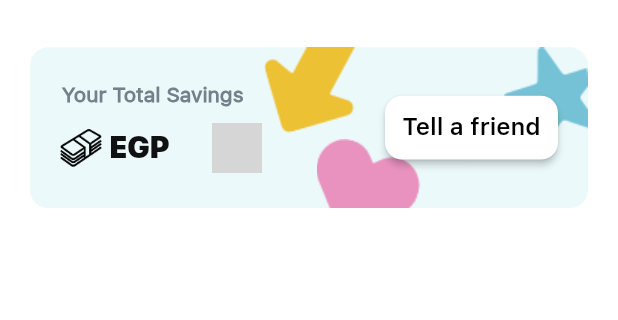
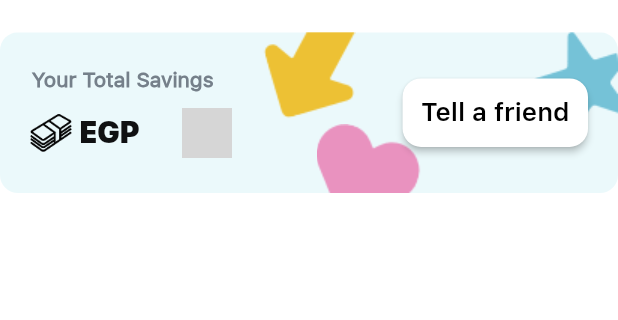
Before and after one commit to AbdelrahmanMagdy84/bulx_task_app, a Flutter app: the screen it shows after launch, on a phone screen of 412 x 824 dp, the part 116-436 px from its top. Run offline on Flutter 3.47's test engine with Material 2 defaults, Android fonts, the phone set to English and light mode, and no system bars; our stand-ins replace bloc, confetti, flutter_bloc, sizer, visibility_detector; missing offline and left inert: mccounting_text; grey boxes are pictures that could not be loaded.

Commit message:
refactoring widgets

```diff
--- /dev/null
+++ b/lib/widgets/savings/savings_button.dart
@@ -0,0 +1,23 @@
+import 'package:flutter/material.dart';
+
+class SavingsButton extends StatelessWidget {
+  const SavingsButton({Key? key}) : super(key: key);
+
+  @override
+  Widget build(BuildContext context) {
+    return ElevatedButton(
+      onPressed: () {},
+      child: const Text(
+        "Tell a friend",
+        style: TextStyle(fontFamily: "SFProText-Semibold", color: Colors.black),
+      ),
+      style: ElevatedButton.styleFrom(
+        primary: Colors.white,
+        padding: const EdgeInsets.all(10),
+        shape: RoundedRectangleBorder(
+          borderRadius: BorderRadius.circular(10),
+        ),
+      ),
+    );
+  }
+}
--- a/lib/widgets/savings/savings_card.dart
+++ b/lib/widgets/savings/savings_card.dart
@@ -1,114 +1,18 @@
+import 'package:bulx_task_app/widgets/savings/savings_stack.dart';
 import 'package:flutter/material.dart';
 import 'package:sizer/sizer.dart';
-
 import '../../helpers/orientation_function.dart';
-import '../shared/best_image_size.dart';
-import 'confetti_widget.dart';
-import 'savings_money_widget.dart';
 
 class SavingsCard extends StatelessWidget {
-
   @override
   Widget build(BuildContext context) {
     return Container(
       height: isPortrait(context) ? 13.h : 25.w,
-      margin: const EdgeInsets.symmetric(horizontal: 20, vertical: 10),
       decoration: const BoxDecoration(
         borderRadius: BorderRadius.all(Radius.circular(12)),
         color: Color(0xffebf9fb),
       ),
-      child: savingsStackBuilder(context),
-    );
-  }
-
-  List<Widget> stackDecoration() {
-    return [
-      Positioned(top: 0, child: selectImageBasedOnDeviceSize("arrow")),
-      Positioned(top: 0, right: 0, child: selectImageBasedOnDeviceSize("star")),
-      Positioned(
-        bottom: 0,
-        child: Align(
-          alignment: Alignment.center,
-          child: Row(
-            children: [
-              Container(
-                width: 80,
-                alignment: Alignment.bottomRight,
-              ),
-              selectImageBasedOnDeviceSize("heart")
-            ],
-          ),
-        ),
-      ),
-      Positioned(
-        bottom: 10,
-        child: CustomConfettiWidget(),
-      ),
-    ];
-  }
-
-  Stack savingsStackBuilder(BuildContext context) {
-    return Stack(
-      alignment: AlignmentDirectional.center,
-      children: [
-        ...stackDecoration(),
-        Row(
-          mainAxisAlignment: MainAxisAlignment.spaceBetween,
-          children: [
-            Padding(
-              padding: const EdgeInsets.only(left: 20),
-              child: Column(
-                mainAxisAlignment: MainAxisAlignment.center,
-                crossAxisAlignment: CrossAxisAlignment.start,
-                children: [
-                  SizedBox(
-                    width: isPortrait(context) ? 30.w : 30.h,
-                    child: const FittedBox(
-                      fit: BoxFit.scaleDown,
-                      child: Text(
-                        "Your Total Savings",
-                        style: TextStyle(
-                          color: const Color(0xff75808a),
-                          fontWeight: FontWeight.w600,
-                          fontFamily: "SFProText",
-                        ),
-                      ),
-                    ),
-                  ),
-                  const SizedBox(
-                    height: 10,
-                  ),
-                  const SavingsMoneyWidget(),
-                ],
-              ),
-            ),
-            Container(
-              margin: const EdgeInsets.only(right: 20),
-              width: 28.w,
-              child: FittedBox(
-                child: savingsButtonWidgetBuilder(),
-              ),
-            )
-          ],
-        ),
-      ],
-    );
-  }
-
-  ElevatedButton savingsButtonWidgetBuilder() {
-    return ElevatedButton(
-      onPressed: () {},
-      child: const Text(
-        "Tell a friend",
-        style: TextStyle(fontFamily: "SFProText-Semibold", color: Colors.black),
-      ),
-      style: ElevatedButton.styleFrom(
-        primary: Colors.white,
-        padding: const EdgeInsets.all(10),
-        shape: RoundedRectangleBorder(
-          borderRadius: BorderRadius.circular(10),
-        ),
-      ),
+      child: const SavingsStackWidget(),
     );
   }
 }
--- /dev/null
+++ b/lib/widgets/savings/savings_stack.dart
@@ -0,0 +1,87 @@
+import 'package:bulx_task_app/widgets/savings/savings_button.dart';
+import 'package:flutter/material.dart';
+import 'package:sizer/sizer.dart';
+import '../../helpers/orientation_function.dart';
+import '../shared/best_image_size.dart';
+import 'confetti_widget.dart';
+import 'savings_money_widget.dart';
+
+class SavingsStackWidget extends StatelessWidget {
+  const SavingsStackWidget({Key? key}) : super(key: key);
+
+  @override
+  Widget build(BuildContext context) {
+    return Stack(
+      alignment: AlignmentDirectional.center,
+      children: [
+        ...stackDecoration(),
+        Row(
+          mainAxisAlignment: MainAxisAlignment.spaceBetween,
+          children: [
+            Padding(
+              padding: const EdgeInsets.only(left: 20),
+              child: Column(
+                mainAxisAlignment: MainAxisAlignment.center,
+                crossAxisAlignment: CrossAxisAlignment.start,
+                children: [
+                  SizedBox(
+                    width: isPortrait(context) ? 30.w : 30.h,
+                    child: const FittedBox(
+                      fit: BoxFit.scaleDown,
+                      child: Text(
+                        "Your Total Savings",
+                        style: TextStyle(
+                          color: Color(0xff75808a),
+                          fontWeight: FontWeight.w600,
+                          fontFamily: "SFProText",
+                        ),
+                      ),
+                    ),
+                  ),
+                  const SizedBox(
+                    height: 10,
+                  ),
+                  const SavingsMoneyWidget(),
+                ],
+              ),
+            ),
+            Container(
+              margin: EdgeInsets.only(right: isPortrait(context) ? 20 : 30),
+              width: isPortrait(context) ? 30.w : 20.h,
+              child: const FittedBox(
+                fit: BoxFit.fitWidth,
+                child: SavingsButton(),
+              ),
+            )
+          ],
+        ),
+      ],
+    );
+  }
+}
+
+List<Widget> stackDecoration() {
+  return [
+    Positioned(top: 0, child: selectImageBasedOnDeviceSize("arrow")),
+    Positioned(top: 0, right: 0, child: selectImageBasedOnDeviceSize("star")),
+    Positioned(
+      bottom: 0,
+      child: Align(
+        alignment: Alignment.center,
+        child: Row(
+          children: [
+            Container(
+              width: 80,
+              alignment: Alignment.bottomRight,
+            ),
+            selectImageBasedOnDeviceSize("heart")
+          ],
+        ),
+      ),
+    ),
+    Positioned(
+      bottom: 10,
+      child: CustomConfettiWidget(),
+    ),
+  ];
+}
```
Also changed, not shown: lib/widgets/savings/savings_money_widget.dart (+3 -5 lines).
